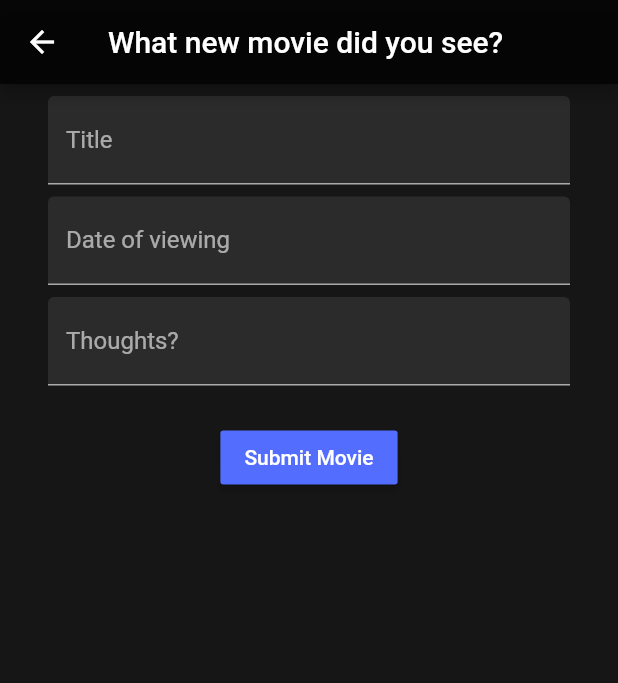
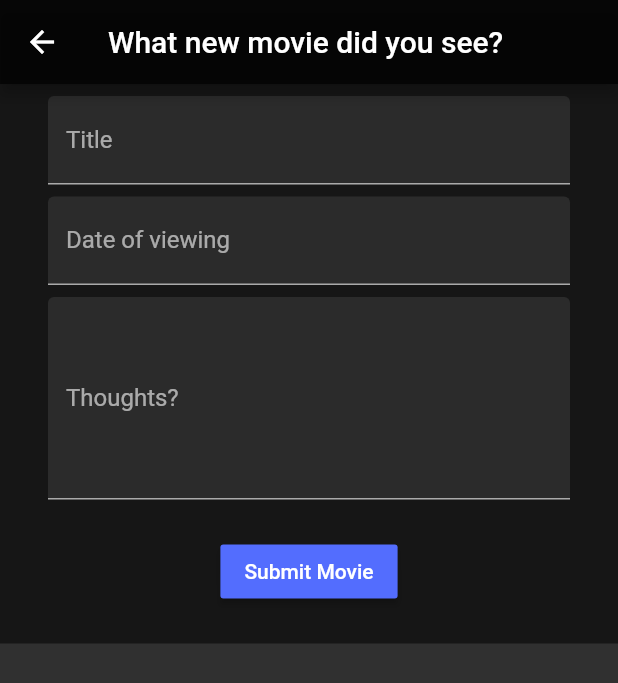
Before and after one commit to matttodd/rating_app, a Flutter app: the screen it shows after launch, after a tap on the "add" icon, on a phone screen of 412 x 824 dp. Shown: the top 683 px of the screen. Run offline on Flutter 3.47's test engine with Material 2 defaults, Android fonts, the phone set to English and light mode, and no system bars; network calls fail.

Commit message:
Fully functional! Would still like to streamline dates for when the movie was seen.

```diff
--- a/lib/main.dart
+++ b/lib/main.dart
@@ -4,6 +4,8 @@ import 'movie_model.dart';
 import 'movie_list.dart';
 import 'new_movie_form.dart';
 
+//TODO: Convert year to a date type with a date selector in the form
+//TODO: Accounts?
 
 void main() => runApp(MyApp());
 
@@ -37,7 +39,7 @@ class _MyHomePageState extends State<MyHomePage> {
     ..add(Movie('The Favourite', 2018, 'Yorgos Lanthimos'))
     ..add(Movie('Bohemian Rhapsody', 2018, 'Bryan Singer'))
     ..add(Movie('Black Panther', 2018, 'Ryan Coogler'))
-    ..add(Movie('Avengeres: Endgame', 2019, 'Anthony, Joe Russo'))
+    ..add(Movie('Avengers: Endgame', 2019, 'Anthony, Joe Russo'))
     ..add(Movie('A Quiet Place', 2018, 'John Kransinski'));
   @override
   Widget build(BuildContext context) {
--- a/lib/movie_card.dart
+++ b/lib/movie_card.dart
@@ -51,16 +51,45 @@ class _MovieCardState extends State<MovieCard> {
   }
 
   Widget get dogImage {
-    return Container(
+    var dogAvatar = Hero(
+      tag: movie,
+      child: Container(
+        width: 100.0,
+        height: 100.0,
+        decoration: BoxDecoration(
+          shape: BoxShape.circle,
+          image: DecorationImage(
+            fit: BoxFit.cover,
+            image: NetworkImage(renderUrl ?? ''),
+          ),
+        ),
+      ),
+    );
+
+
+    var placeholder = Container(
       width: 100.0,
       height: 100.0,
       decoration: BoxDecoration(
         shape: BoxShape.circle,
-        image: DecorationImage(
-          fit: BoxFit.cover,
-          image: NetworkImage(renderUrl ?? ''),
+        gradient: LinearGradient(
+          begin: Alignment.topRight,
+          end: Alignment.bottomLeft,
+          colors: [Colors.black54, Colors.black, Colors.blueGrey[600]],
         ),
       ),
+      alignment: Alignment.center,
+      child: Text(
+        'Pooch',
+        textAlign: TextAlign.center,
+      ),
+    );
+
+    return AnimatedCrossFade(
+      firstChild: placeholder,
+      secondChild: dogAvatar,
+      crossFadeState: renderUrl == null ? CrossFadeState.showFirst : CrossFadeState.showSecond,
+      duration: Duration(milliseconds: 2000),
     );
   }
 
--- a/lib/new_movie_form.dart
+++ b/lib/new_movie_form.dart
@@ -1,4 +1,6 @@
 import 'package:flutter/material.dart';
+
+import 'movie_model.dart';
 
 class AddMovieFormPage extends StatefulWidget {
   @override
@@ -6,6 +8,10 @@ class AddMovieFormPage extends StatefulWidget {
 }
 
 class _AddMovieFormPageState extends State<AddMovieFormPage> {
+  TextEditingController titleController = TextEditingController();
+  TextEditingController yearController = TextEditingController();
+  TextEditingController critiqueController = TextEditingController();
+
   @override
   Widget build(BuildContext context) {
     // new page needs scaffolding!
@@ -21,6 +27,7 @@ class _AddMovieFormPageState extends State<AddMovieFormPage> {
             vertical: 8.0,
             horizontal: 32.0,
           ),
+          child: SingleChildScrollView(
             child: Column(
               children: [
                 Padding(
@@ -29,6 +36,7 @@ class _AddMovieFormPageState extends State<AddMovieFormPage> {
                   // It comes built in with a ton of great UI and
                   // functionality, such as the labelText field you see below.
                   child: TextField(
+                    controller: titleController,
                     decoration: InputDecoration(
                       labelText: 'Title',
                       filled: true,
@@ -40,6 +48,7 @@ class _AddMovieFormPageState extends State<AddMovieFormPage> {
                 Padding(
                   padding: const EdgeInsets.only(bottom: 8.0),
                   child: TextField(
+                    controller: yearController,
                     decoration: InputDecoration(
                       labelText: "Date of viewing",
                       filled: true,
@@ -51,13 +60,14 @@ class _AddMovieFormPageState extends State<AddMovieFormPage> {
                 Padding(
                   padding: const EdgeInsets.only(bottom: 8.0),
                   child: TextField(
+                    controller: critiqueController,
                     decoration: InputDecoration(
                       labelText: 'Thoughts?',
 //                    border: OutlineInputBorder(),
                       filled: true,
                       fillColor: Color(0xFF2b2b2b),
                     ),
-                  minLines: 1,
+//                  minLines: 1,
                     maxLines: 5,
                   ),
                 ),
@@ -75,7 +85,7 @@ class _AddMovieFormPageState extends State<AddMovieFormPage> {
                       return RaisedButton(
                         // If onPressed is null, the button is disabled
                         // this is my goto temporary callback.
-                      onPressed: () => print('PRESSED'),
+                        onPressed: () => submitMovie(context),
                         color: Colors.indigoAccent,
                         child: Text('Submit Movie'),
                       );
@@ -86,6 +96,20 @@ class _AddMovieFormPageState extends State<AddMovieFormPage> {
             ),
           ),
         ),
+      ),
     );
   }
+  void submitMovie(BuildContext context) {
+    if (titleController.text.isEmpty) {
+      Scaffold.of(context).showSnackBar(
+        SnackBar(
+          backgroundColor: Colors.redAccent,
+          content: Text('Please provide a title!'),
+        ),
+      );
+    } else {
+      var newMovie = Movie(titleController.text, int.parse(yearController.text), critiqueController.text);
+      Navigator.of(context).pop(newMovie);
     }
+  }
+}
```
Also changed, not shown: lib/movie_detail_page.dart (+81 -2 lines). Lines whose indentation alone changed are shown as unchanged.
